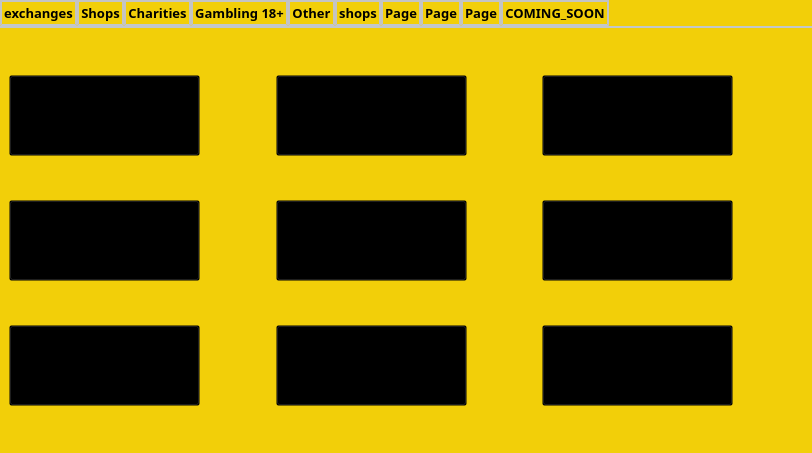
Above: src/qt/forms/shoppingpage.ui from mbirtwistle/net2 before the change. Below: the same form after it.
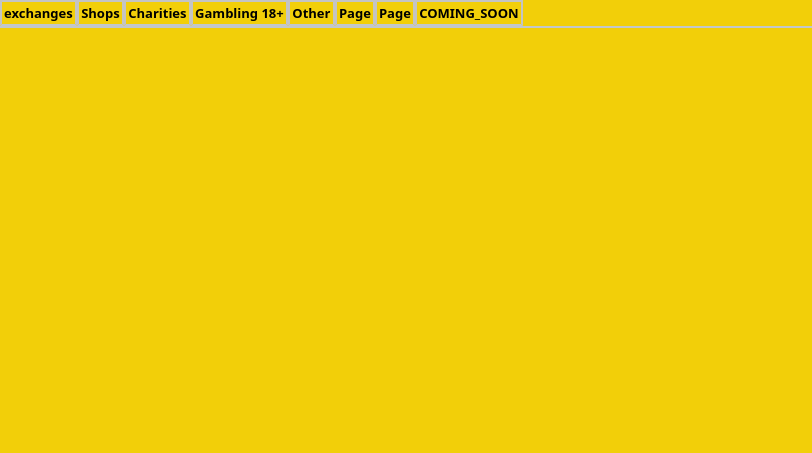
That is the form after the change. The open tabs and pages were chosen to show the change. Icons and pictures are not drawn.

Patch:
```diff
--- a/src/qt/forms/shoppingpage.ui
+++ b/src/qt/forms/shoppingpage.ui
@@ -3666,54 +3666,6 @@
        </item>
       </layout>
      </widget>
-     <widget class="QWidget" name="tab_3">
-      <attribute name="title">
-       <string>shops</string>
-      </attribute>
-      <layout class="QGridLayout" name="gridLayout_2">
-       <item row="0" column="0">
-        <widget class="QPushButton" name="pushButton_53">
-         <property name="sizePolicy">
-          <sizepolicy hsizetype="Minimum" vsizetype="Minimum">
-           <horstretch>0</horstretch>
-           <verstretch>0</verstretch>
-          </sizepolicy>
-         </property>
-         <property name="minimumSize">
-          <size>
-           <width>191</width>
-           <height>81</height>
-          </size>
-         </property>
-         <property name="maximumSize">
-          <size>
-           <width>191</width>
-           <height>81</height>
-          </size>
-         </property>
-         <property name="layoutDirection">
-          <enum>Qt::LeftToRight</enum>
-         </property>
-         <property name="autoFillBackground">
-          <bool>false</bool>
-         </property>
-         <property name="text">
-          <string/>
-         </property>
-         <property name="icon">
-          <iconset resource="../bitcoin.qrc">
-           <normaloff>:/images/coinrush</normaloff>:/images/coinrush</iconset>
-         </property>
-         <property name="iconSize">
-          <size>
-           <width>191</width>
-           <height>81</height>
-          </size>
-         </property>
-        </widget>
-       </item>
-      </layout>
-     </widget>
      <widget class="QWidget" name="tab_17">
       <attribute name="title">
        <string>Page</string>
@@ -3850,655 +3802,6 @@
        </item>
       </layout>
      </widget>
-     <widget class="QWidget" name="tab_18">
-      <attribute name="title">
-       <string>Page</string>
-      </attribute>
-      <layout class="QGridLayout" name="gridLayout_7">
-       <item row="0" column="0">
-        <spacer name="verticalSpacer_78">
-         <property name="orientation">
-          <enum>Qt::Vertical</enum>
-         </property>
-         <property name="sizeHint" stdset="0">
-          <size>
-           <width>20</width>
-           <height>19</height>
-          </size>
-         </property>
-        </spacer>
-       </item>
-       <item row="0" column="3">
-        <spacer name="verticalSpacer_81">
-         <property name="orientation">
-          <enum>Qt::Vertical</enum>
-         </property>
-         <property name="sizeHint" stdset="0">
-          <size>
-           <width>20</width>
-           <height>19</height>
-          </size>
-         </property>
-        </spacer>
-       </item>
-       <item row="0" column="5">
-        <spacer name="verticalSpacer_77">
-         <property name="orientation">
-          <enum>Qt::Vertical</enum>
-         </property>
-         <property name="sizeHint" stdset="0">
-          <size>
-           <width>20</width>
-           <height>19</height>
-          </size>
-         </property>
-        </spacer>
-       </item>
-       <item row="1" column="0" colspan="2">
-        <widget class="QPushButton" name="pushButton_63">
-         <property name="sizePolicy">
-          <sizepolicy hsizetype="Minimum" vsizetype="Minimum">
-           <horstretch>0</horstretch>
-           <verstretch>0</verstretch>
-          </sizepolicy>
-         </property>
-         <property name="minimumSize">
-          <size>
-           <width>191</width>
-           <height>81</height>
-          </size>
-         </property>
-         <property name="maximumSize">
-          <size>
-           <width>191</width>
-           <height>81</height>
-          </size>
-         </property>
-         <property name="layoutDirection">
-          <enum>Qt::LeftToRight</enum>
-         </property>
-         <property name="autoFillBackground">
-          <bool>false</bool>
-         </property>
-         <property name="text">
-          <string/>
-         </property>
-         <property name="icon">
-          <iconset>
-           <normaloff>:/images/tuffwraps</normaloff>:/images/tuffwraps</iconset>
-         </property>
-         <property name="iconSize">
-          <size>
-           <width>191</width>
-           <height>81</height>
-          </size>
-         </property>
-        </widget>
-       </item>
-       <item row="1" column="2">
-        <spacer name="horizontalSpacer_72">
-         <property name="orientation">
-          <enum>Qt::Horizontal</enum>
-         </property>
-         <property name="sizeHint" stdset="0">
-          <size>
-           <width>35</width>
-           <height>20</height>
-          </size>
-         </property>
-        </spacer>
-       </item>
-       <item row="1" column="3">
-        <widget class="QPushButton" name="pushButton_70">
-         <property name="sizePolicy">
-          <sizepolicy hsizetype="Minimum" vsizetype="Minimum">
-           <horstretch>0</horstretch>
-           <verstretch>0</verstretch>
-          </sizepolicy>
-         </property>
-         <property name="minimumSize">
-          <size>
-           <width>191</width>
-           <height>81</height>
-          </size>
-         </property>
-         <property name="maximumSize">
-          <size>
-           <width>191</width>
-           <height>81</height>
-          </size>
-         </property>
-         <property name="layoutDirection">
-          <enum>Qt::LeftToRight</enum>
-         </property>
-         <property name="autoFillBackground">
-          <bool>false</bool>
-         </property>
-         <property name="text">
-          <string/>
-         </property>
-         <property name="icon">
-          <iconset>
-           <normaloff>:/images/tuffwraps</normaloff>:/images/tuffwraps</iconset>
-         </property>
-         <property name="iconSize">
-          <size>
-           <width>191</width>
-           <height>81</height>
-          </size>
-         </property>
-        </widget>
-       </item>
-       <item row="1" column="4">
-        <spacer name="horizontalSpacer_66">
-         <property name="orientation">
-          <enum>Qt::Horizontal</enum>
-         </property>
-         <property name="sizeHint" stdset="0">
-          <size>
-           <width>34</width>
-           <height>20</height>
-          </size>
-         </property>
-        </spacer>
-       </item>
-       <item row="1" column="5">
-        <widget class="QPushButton" name="pushButton_66">
-         <property name="sizePolicy">
-          <sizepolicy hsizetype="Minimum" vsizetype="Minimum">
-           <horstretch>0</horstretch>
-           <verstretch>0</verstretch>
-          </sizepolicy>
-         </property>
-         <property name="minimumSize">
-          <size>
-           <width>191</width>
-           <height>81</height>
-          </size>
-         </property>
-         <property name="maximumSize">
-          <size>
-           <width>191</width>
-           <height>81</height>
-          </size>
-         </property>
-         <property name="layoutDirection">
-          <enum>Qt::LeftToRight</enum>
-         </property>
-         <property name="autoFillBackground">
-          <bool>false</bool>
-         </property>
-         <property name="text">
-          <string/>
-         </property>
-         <property name="icon">
-          <iconset>
-           <normaloff>:/images/tuffwraps</normaloff>:/images/tuffwraps</iconset>
-         </property>
-         <property name="iconSize">
-          <size>
-           <width>191</width>
-           <height>81</height>
-          </size>
-         </property>
-        </widget>
-       </item>
-       <item row="1" column="6">
-        <spacer name="horizontalSpacer_63">
-         <property name="orientation">
-          <enum>Qt::Horizontal</enum>
-         </property>
-         <property name="sizeHint" stdset="0">
-          <size>
-           <width>41</width>
-           <height>20</height>
-          </size>
-         </property>
-        </spacer>
-       </item>
-       <item row="2" column="1">
-        <spacer name="verticalSpacer_79">
-         <property name="orientation">
-          <enum>Qt::Vertical</enum>
-         </property>
-         <property name="sizeHint" stdset="0">
-          <size>
-           <width>20</width>
-           <height>19</height>
-          </size>
-         </property>
-        </spacer>
-       </item>
-       <item row="2" column="3">
-        <spacer name="verticalSpacer_76">
-         <property name="orientation">
-          <enum>Qt::Vertical</enum>
-         </property>
-         <property name="sizeHint" stdset="0">
-          <size>
-           <width>20</width>
-           <height>19</height>
-          </size>
-         </property>
-        </spacer>
-       </item>
-       <item row="2" column="5">
-        <spacer name="verticalSpacer_89">
-         <property name="orientation">
-          <enum>Qt::Vertical</enum>
-         </property>
-         <property name="sizeHint" stdset="0">
-          <size>
-           <width>20</width>
-           <height>19</height>
-          </size>
-         </property>
-        </spacer>
-       </item>
-       <item row="3" column="0" colspan="2">
-        <widget class="QPushButton" name="pushButton_64">
-         <property name="sizePolicy">
-          <sizepolicy hsizetype="Minimum" vsizetype="Minimum">
-           <horstretch>0</horstretch>
-           <verstretch>0</verstretch>
-          </sizepolicy>
-         </property>
-         <property name="minimumSize">
-          <size>
-           <width>191</width>
-           <height>81</height>
-          </size>
-         </property>
-         <property name="maximumSize">
-          <size>
-           <width>191</width>
-           <height>81</height>
-          </size>
-         </property>
-         <property name="layoutDirection">
-          <enum>Qt::LeftToRight</enum>
-         </property>
-         <property name="autoFillBackground">
-          <bool>false</bool>
-         </property>
-         <property name="text">
-          <string/>
-         </property>
-         <property name="icon">
-          <iconset>
-           <normaloff>:/images/tuffwraps</normaloff>:/images/tuffwraps</iconset>
-         </property>
-         <property name="iconSize">
-          <size>
-           <width>191</width>
-           <height>81</height>
-          </size>
-         </property>
-        </widget>
-       </item>
-       <item row="3" column="2">
-        <spacer name="horizontalSpacer_68">
-         <property name="orientation">
-          <enum>Qt::Horizontal</enum>
-         </property>
-         <property name="sizeHint" stdset="0">
-          <size>
-           <width>35</width>
-           <height>20</height>
-          </size>
-         </property>
-        </spacer>
-       </item>
-       <item row="3" column="3">
-        <widget class="QPushButton" name="pushButton_65">
-         <property name="sizePolicy">
-          <sizepolicy hsizetype="Minimum" vsizetype="Minimum">
-           <horstretch>0</horstretch>
-           <verstretch>0</verstretch>
-          </sizepolicy>
-         </property>
-         <property name="minimumSize">
-          <size>
-           <width>191</width>
-           <height>81</height>
-          </size>
-         </property>
-         <property name="maximumSize">
-          <size>
-           <width>191</width>
-           <height>81</height>
-          </size>
-         </property>
-         <property name="layoutDirection">
-          <enum>Qt::LeftToRight</enum>
-         </property>
-         <property name="autoFillBackground">
-          <bool>false</bool>
-         </property>
-         <property name="text">
-          <string/>
-         </property>
-         <property name="icon">
-          <iconset>
-           <normaloff>:/images/tuffwraps</normaloff>:/images/tuffwraps</iconset>
-         </property>
-         <property name="iconSize">
-          <size>
-           <width>191</width>
-           <height>81</height>
-          </size>
-         </property>
-        </widget>
-       </item>
-       <item row="3" column="4">
-        <spacer name="horizontalSpacer_71">
-         <property name="orientation">
-          <enum>Qt::Horizontal</enum>
-         </property>
-         <property name="sizeHint" stdset="0">
-          <size>
-           <width>34</width>
-           <height>20</height>
-          </size>
-         </property>
-        </spacer>
-       </item>
-       <item row="3" column="5">
-        <widget class="QPushButton" name="pushButton_71">
-         <property name="sizePolicy">
-          <sizepolicy hsizetype="Minimum" vsizetype="Minimum">
-           <horstretch>0</horstretch>
-           <verstretch>0</verstretch>
-          </sizepolicy>
-         </property>
-         <property name="minimumSize">
-          <size>
-           <width>191</width>
-           <height>81</height>
-          </size>
-         </property>
-         <property name="maximumSize">
-          <size>
-           <width>191</width>
-           <height>81</height>
-          </size>
-         </property>
-         <property name="layoutDirection">
-          <enum>Qt::LeftToRight</enum>
-         </property>
-         <property name="autoFillBackground">
-          <bool>false</bool>
-         </property>
-         <property name="text">
-          <string/>
-         </property>
-         <property name="icon">
-          <iconset>
-           <normaloff>:/images/tuffwraps</normaloff>:/images/tuffwraps</iconset>
-         </property>
-         <property name="iconSize">
-          <size>
-           <width>191</width>
-           <height>81</height>
-          </size>
-         </property>
-        </widget>
-       </item>
-       <item row="3" column="6">
-        <spacer name="horizontalSpacer_65">
-         <property name="orientation">
-          <enum>Qt::Horizontal</enum>
-         </property>
-         <property name="sizeHint" stdset="0">
-          <size>
-           <width>41</width>
-           <height>20</height>
-          </size>
-         </property>
-        </spacer>
-       </item>
-       <item row="4" column="1">
-        <spacer name="verticalSpacer_90">
-         <property name="orientation">
-          <enum>Qt::Vertical</enum>
-         </property>
-         <property name="sizeHint" stdset="0">
-          <size>
-           <width>20</width>
-           <height>18</height>
-          </size>
-         </property>
-        </spacer>
-       </item>
-       <item row="4" column="3">
-        <spacer name="verticalSpacer_80">
-         <property name="orientation">
-          <enum>Qt::Vertical</enum>
-         </property>
-         <property name="sizeHint" stdset="0">
-          <size>
-           <width>20</width>
-           <height>18</height>
-          </size>
-         </property>
-        </spacer>
-       </item>
-       <item row="4" column="5">
-        <spacer name="verticalSpacer_87">
-         <property name="orientation">
-          <enum>Qt::Vertical</enum>
-         </property>
-         <property name="sizeHint" stdset="0">
-          <size>
-           <width>20</width>
-           <height>18</height>
-          </size>
-         </property>
-        </spacer>
-       </item>
-       <item row="5" column="0" colspan="2">
-        <widget class="QPushButton" name="pushButton_67">
-         <property name="sizePolicy">
-          <sizepolicy hsizetype="Minimum" vsizetype="Minimum">
-           <horstretch>0</horstretch>
-           <verstretch>0</verstretch>
-          </sizepolicy>
-         </property>
-         <property name="minimumSize">
-          <size>
-           <width>191</width>
-           <height>81</height>
-          </size>
-         </property>
-         <property name="maximumSize">
-          <size>
-           <width>191</width>
-           <height>81</height>
-          </size>
-         </property>
-         <property name="layoutDirection">
-          <enum>Qt::LeftToRight</enum>
-         </property>
-         <property name="autoFillBackground">
-          <bool>false</bool>
-         </property>
-         <property name="text">
-          <string/>
-         </property>
-         <property name="icon">
-          <iconset>
-           <normaloff>:/images/tuffwraps</normaloff>:/images/tuffwraps</iconset>
-         </property>
-         <property name="iconSize">
-          <size>
-           <width>191</width>
-           <height>81</height>
-          </size>
-         </property>
-        </widget>
-       </item>
-       <item row="5" column="2">
-        <spacer name="horizontalSpacer_62">
-         <property name="orientation">
-          <enum>Qt::Horizontal</enum>
-         </property>
-         <property name="sizeHint" stdset="0">
-          <size>
-           <width>35</width>
-           <height>20</height>
-          </size>
-         </property>
-        </spacer>
-       </item>
-       <item row="5" column="3">
-        <widget class="QPushButton" name="pushButton_69">
-         <property name="sizePolicy">
-          <sizepolicy hsizetype="Minimum" vsizetype="Minimum">
-           <horstretch>0</horstretch>
-           <verstretch>0</verstretch>
-          </sizepolicy>
-         </property>
-         <property name="minimumSize">
-          <size>
-           <width>191</width>
-           <height>81</height>
-          </size>
-         </property>
-         <property name="maximumSize">
-          <size>
-           <width>191</width>
-           <height>81</height>
-          </size>
-         </property>
-         <property name="layoutDirection">
-          <enum>Qt::LeftToRight</enum>
-         </property>
-         <property name="autoFillBackground">
-          <bool>false</bool>
-         </property>
-         <property name="text">
-          <string/>
-         </property>
-         <property name="icon">
-          <iconset>
-           <normaloff>:/images/tuffwraps</normaloff>:/images/tuffwraps</iconset>
-         </property>
-         <property name="iconSize">
-          <size>
-           <width>191</width>
-           <height>81</height>
-          </size>
-         </property>
-        </widget>
-       </item>
-       <item row="5" column="4">
-        <spacer name="horizontalSpacer_70">
-         <property name="orientation">
-          <enum>Qt::Horizontal</enum>
-         </property>
-         <property name="sizeHint" stdset="0">
-          <size>
-           <width>34</width>
-           <height>20</height>
-          </size>
-         </property>
-        </spacer>
-       </item>
-       <item row="5" column="5">
-        <widget class="QPushButton" name="pushButton_68">
-         <property name="sizePolicy">
-          <sizepolicy hsizetype="Minimum" vsizetype="Minimum">
-           <horstretch>0</horstretch>
-           <verstretch>0</verstretch>
-          </sizepolicy>
-         </property>
-         <property name="minimumSize">
-          <size>
-           <width>191</width>
-           <height>81</height>
-          </size>
-         </property>
-         <property name="maximumSize">
-          <size>
-           <width>191</width>
-           <height>81</height>
-          </size>
-         </property>
-         <property name="layoutDirection">
-          <enum>Qt::LeftToRight</enum>
-         </property>
-         <property name="autoFillBackground">
-          <bool>false</bool>
-         </property>
-         <property name="text">
-          <string/>
-         </property>
-         <property name="icon">
-          <iconset>
-           <normaloff>:/images/tuffwraps</normaloff>:/images/tuffwraps</iconset>
-         </property>
-         <property name="iconSize">
-          <size>
-           <width>191</width>
-           <height>81</height>
-          </size>
-         </property>
-        </widget>
-       </item>
-       <item row="5" column="6">
-        <spacer name="horizontalSpacer_69">
-         <property name="orientation">
-          <enum>Qt::Horizontal</enum>
-         </property>
-         <property name="sizeHint" stdset="0">
-          <size>
-           <width>41</width>
-           <height>20</height>
-          </size>
-         </property>
-        </spacer>
-       </item>
-       <item row="6" column="1">
-        <spacer name="verticalSpacer_85">
-         <property name="orientation">
-          <enum>Qt::Vertical</enum>
-         </property>
-         <property name="sizeHint" stdset="0">
-          <size>
-           <width>20</width>
-           <height>19</height>
-          </size>
-         </property>
-        </spacer>
-       </item>
-       <item row="6" column="3">
-        <spacer name="verticalSpacer_84">
-         <property name="orientation">
-          <enum>Qt::Vertical</enum>
-         </property>
-         <property name="sizeHint" stdset="0">
-          <size>
-           <width>20</width>
-           <height>19</height>
-          </size>
-         </property>
-        </spacer>
-       </item>
-       <item row="6" column="5">
-        <spacer name="verticalSpacer_82">
-         <property name="orientation">
-          <enum>Qt::Vertical</enum>
-         </property>
-         <property name="sizeHint" stdset="0">
-          <size>
-           <width>20</width>
-           <height>19</height>
-          </size>
-         </property>
-        </spacer>
-       </item>
-      </layout>
-     </widget>
      <widget class="QWidget" name="tab">
       <attribute name="title">
        <string>Page</string>
@@ -4506,8 +3809,8 @@
       <widget class="QWidget" name="gridLayoutWidget">
        <property name="geometry">
         <rect>
-         <x>9</x>
-         <y>19</y>
+         <x>0</x>
+         <y>30</y>
          <width>801</width>
          <height>401</height>
         </rect>
```
Left out of the diff: 483 changed lines with no effect on the pictures.
